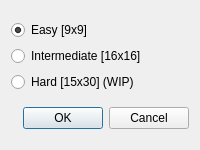
Qt form gamechoicedialog.ui (Filan-glitch/MinesweeperPlusPlus) before a commit.
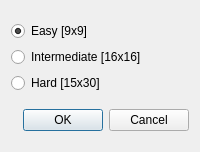
The same form after that commit. Icons and pictures are not drawn.

Commit message: Hard Mode

What changed in the file:
```diff
--- a/gamechoicedialog.ui
+++ b/gamechoicedialog.ui
@@ -7,7 +7,7 @@
     <x>0</x>
     <y>0</y>
     <width>200</width>
-    <height>150</height>
+    <height>152</height>
    </rect>
   </property>
   <property name="sizePolicy">
@@ -49,7 +49,7 @@
      <item>
       <widget class="QRadioButton" name="radio_hard">
        <property name="text">
-        <string>Hard [15x30] (WIP)</string>
+        <string>Hard [15x30]</string>
        </property>
       </widget>
      </item>
```
The commit also changes 11 other files.
